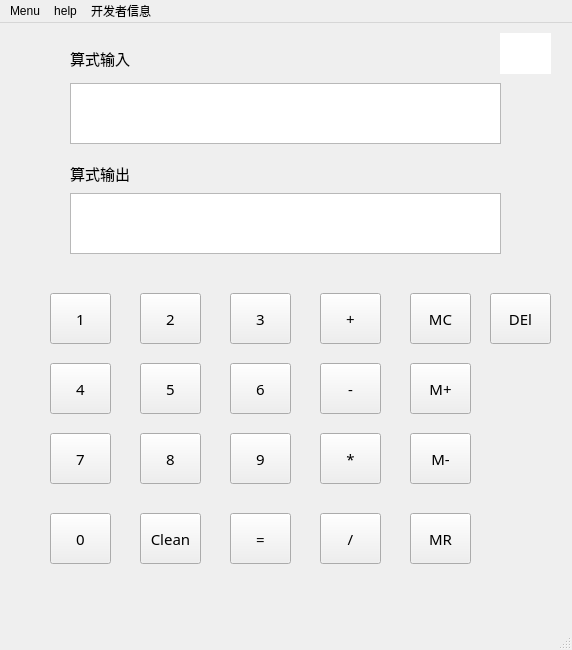
This is calculator/MainWindow.ui in nixwl/Simple_Calculator as Qt 5 draws it before an edit. The edited form follows.
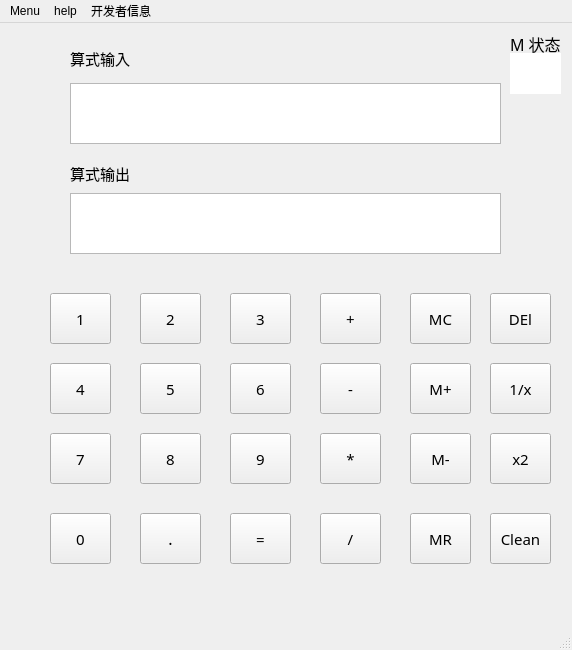
This is the edited form. Icons and pictures are not drawn.

```diff
--- a/calculator/MainWindow.ui
+++ b/calculator/MainWindow.ui
@@ -388,7 +388,7 @@
    <widget class="QPushButton" name="Clean">
     <property name="geometry">
      <rect>
-      <x>140</x>
+      <x>490</x>
       <y>490</y>
       <width>61</width>
       <height>51</height>
@@ -550,8 +550,8 @@
    <widget class="QTextBrowser" name="M">
     <property name="geometry">
      <rect>
-      <x>500</x>
-      <y>10</y>
+      <x>510</x>
+      <y>30</y>
       <width>51</width>
       <height>41</height>
      </rect>
@@ -613,6 +613,91 @@
      <string>MC</string>
     </property>
    </widget>
+   <widget class="QPushButton" name="fuc1x">
+    <property name="geometry">
+     <rect>
+      <x>490</x>
+      <y>340</y>
+      <width>61</width>
+      <height>51</height>
+     </rect>
+    </property>
+    <property name="font">
+     <font>
+      <family>黑体</family>
+      <pointsize>11</pointsize>
+      <weight>50</weight>
+      <italic>false</italic>
+      <bold>false</bold>
+     </font>
+    </property>
+    <property name="text">
+     <string>1/x</string>
+    </property>
+   </widget>
+   <widget class="QPushButton" name="x2">
+    <property name="geometry">
+     <rect>
+      <x>490</x>
+      <y>410</y>
+      <width>61</width>
+      <height>51</height>
+     </rect>
+    </property>
+    <property name="font">
+     <font>
+      <family>黑体</family>
+      <pointsize>11</pointsize>
+      <weight>50</weight>
+      <italic>false</italic>
+      <bold>false</bold>
+     </font>
+    </property>
+    <property name="text">
+     <string>x2</string>
+    </property>
+   </widget>
+   <widget class="QPushButton" name="point">
+    <property name="geometry">
+     <rect>
+      <x>140</x>
+      <y>490</y>
+      <width>61</width>
+      <height>51</height>
+     </rect>
+    </property>
+    <property name="font">
+     <font>
+      <family>黑体</family>
+      <pointsize>12</pointsize>
+      <weight>50</weight>
+      <italic>false</italic>
+      <bold>false</bold>
+     </font>
+    </property>
+    <property name="text">
+     <string>.</string>
+    </property>
+   </widget>
+   <widget class="QLabel" name="label">
+    <property name="geometry">
+     <rect>
+      <x>510</x>
+      <y>10</y>
+      <width>61</width>
+      <height>21</height>
+     </rect>
+    </property>
+    <property name="font">
+     <font>
+      <family>黑体</family>
+      <pointsize>12</pointsize>
+     </font>
+    </property>
+    <property name="text">
+     <string>M 状态</string>
+    </property>
+   </widget>
   </widget>
   <widget class="QStatusBar" name="statusbar">
    <property name="sizeGripEnabled">
```
Left out of the diff: 21 changed lines with no effect on the pictures.
